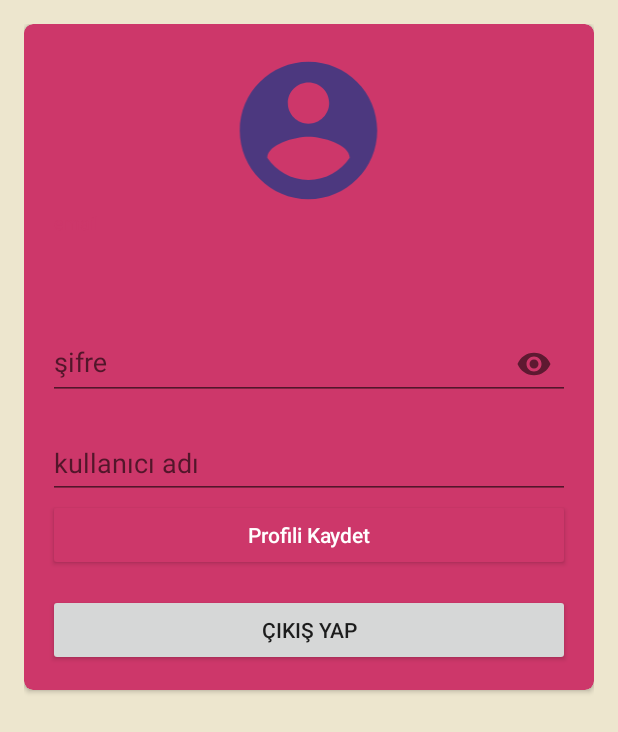
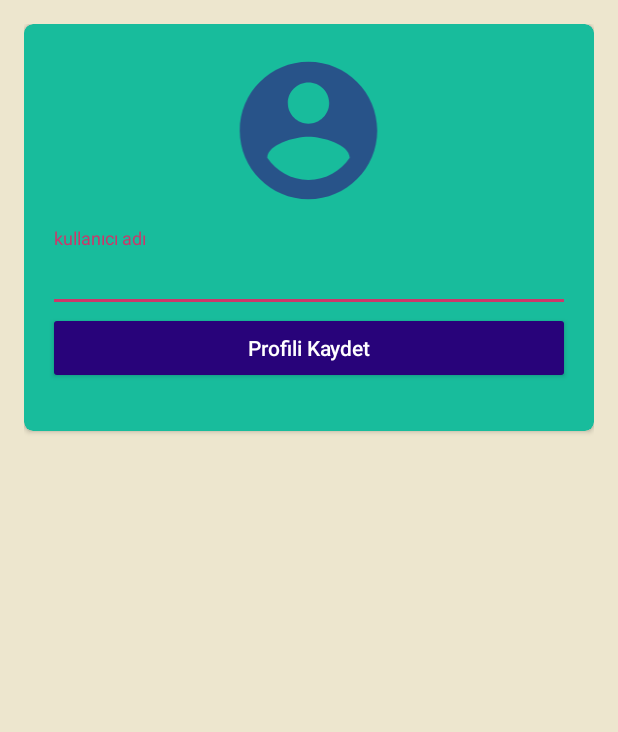
Before and after one commit to nisaelek/servisimNeredeNew, an Android app: the layout activity_profile.xml on its own in the app's theme, with its tools: preview values and no code run, on a phone screen of 412 x 824 dp. Shown: the top 732 px of the screen. Run offline under Robolectric (Android 15) with nearby library versions, the phone set to English and light mode, and no system bars.

Commit message:
bazı düzenlemeler yapıldı.

```diff
--- a/app/src/main/res/layout/activity_profile.xml
+++ b/app/src/main/res/layout/activity_profile.xml
@@ -14,7 +14,7 @@
         <androidx.cardview.widget.CardView
             android:layout_width="match_parent"
             android:layout_height="wrap_content"
-            app:cardBackgroundColor="@color/colorAccent"
+            app:cardBackgroundColor="@color/green"
             app:cardCornerRadius="6dp"
             app:cardMaxElevation="6dp"
             app:contentPadding="16dp">
@@ -39,35 +39,6 @@
                 </RelativeLayout>
 
 
-                <com.google.android.material.textfield.TextInputLayout
-                    android:id="@+id/tilEmail"
-                    android:layout_width="match_parent"
-                    android:layout_height="wrap_content">
-
-                    <com.google.android.material.textfield.TextInputEditText
-                        android:id="@+id/email"
-                        android:layout_width="match_parent"
-                        android:layout_height="wrap_content"
-                        android:hint="email"
-                        android:inputType="textPersonName" />
-
-                </com.google.android.material.textfield.TextInputLayout>
-
-                <com.google.android.material.textfield.TextInputLayout
-                    android:id="@+id/tilSifre"
-                    android:layout_width="match_parent"
-                    android:layout_height="wrap_content"
-                    android:layout_marginTop="10dp"
-                    app:passwordToggleEnabled="true">
-
-                    <com.google.android.material.textfield.TextInputEditText
-                        android:id="@+id/sifre"
-                        android:layout_width="match_parent"
-                        android:layout_height="wrap_content"
-                        android:hint="şifre"
-                        android:inputType="textPassword" />
-
-                </com.google.android.material.textfield.TextInputLayout>
 
 
                 <com.google.android.material.textfield.TextInputLayout
@@ -92,17 +63,11 @@
                     android:layout_width="match_parent"
                     android:layout_height="wrap_content"
                     android:layout_marginBottom="15dp"
-                    android:backgroundTint="@color/colorAccent"
+                    android:backgroundTint="@color/a"
                     android:onClick="profilKaydet"
                     android:text="Profili Kaydet"
                     android:textAllCaps="false"
                     android:textColor="#ffffff" />
-
-                <Button
-                    android:id="@+id/signOut"
-                    android:layout_width="match_parent"
-                    android:layout_height="wrap_content"
-                    android:text="Çıkış yap" />
 
             </LinearLayout>
 
```
Also changed, not shown: app/src/main/res/layout/activity_ana.xml (+4 -3 lines), app/src/main/res/layout/fragment_profile.xml (deleted, +0 -14 lines).
